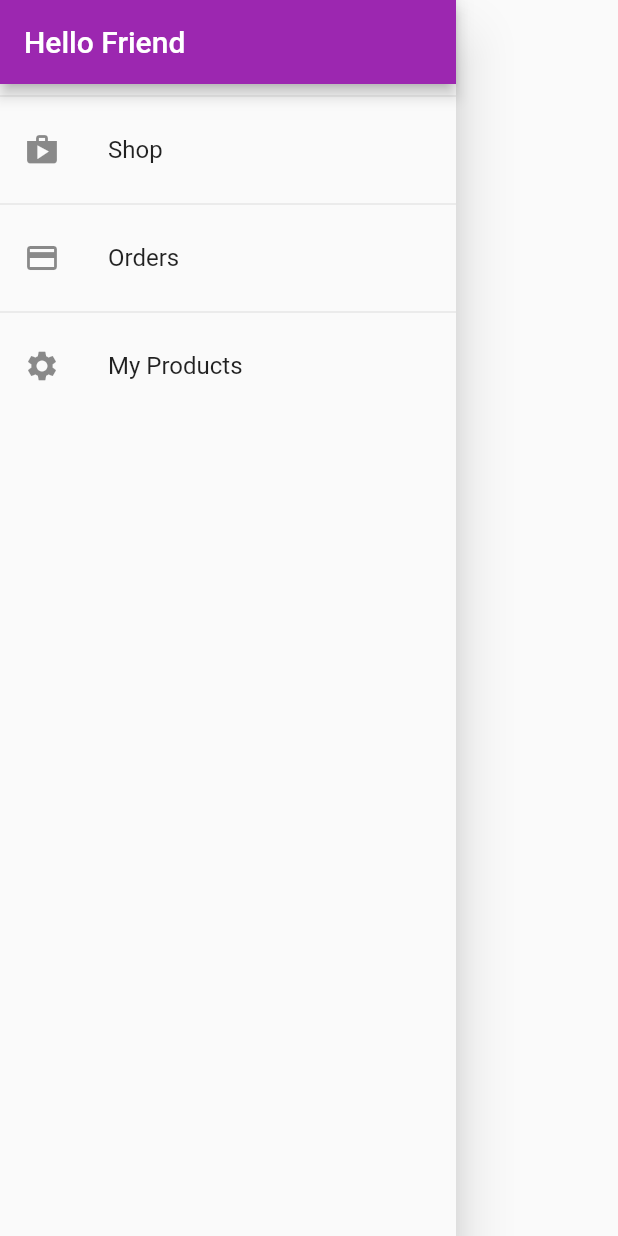
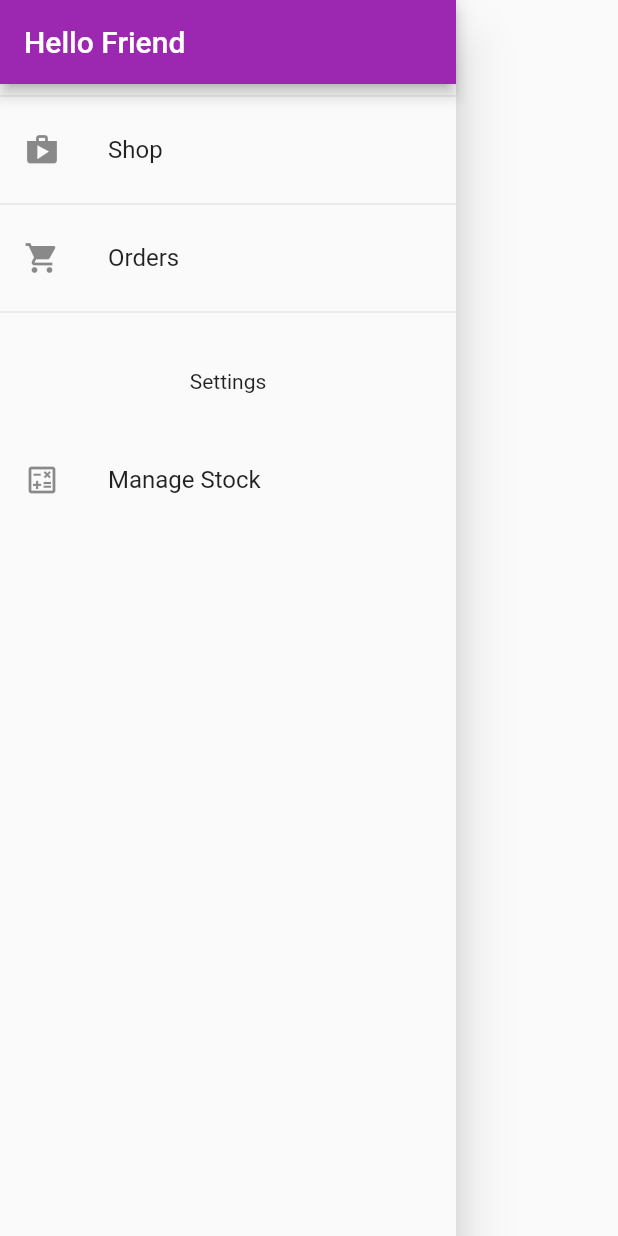
Before and after one commit to Petar81/Demo-Shop, a Flutter app: the AppDrawer widget shown alone on an empty page, opened directly, on a phone screen of 412 x 824 dp. Run offline on Flutter 3.47's test engine with Material 2 defaults, Android fonts, the phone set to English and light mode, and no system bars; network calls fail.

Commit message:
restyle app drawer

```diff
--- a/lib/widgets/app_drawer.dart
+++ b/lib/widgets/app_drawer.dart
@@ -25,7 +25,7 @@ class AppDrawer extends StatelessWidget {
           ),
           const Divider(),
           ListTile(
-            leading: const Icon(Icons.payment),
+            leading: const Icon(Icons.shopping_cart),
             title: const Text('Orders'),
             onTap: () {
               Navigator.of(context)
@@ -33,9 +33,15 @@ class AppDrawer extends StatelessWidget {
             },
           ),
           const Divider(),
+          const Padding(
+            padding: EdgeInsets.symmetric(vertical: 30),
+            child: Center(
+              child: Text('Settings'),
+            ),
+          ),
           ListTile(
-            leading: const Icon(Icons.settings),
-            title: const Text('My Products'),
+            leading: const Icon(Icons.calculate_outlined),
+            title: const Text('Manage Stock'),
             onTap: () {
               Navigator.of(context)
                   .pushReplacementNamed(UserProductsScreen.routeName);
```
